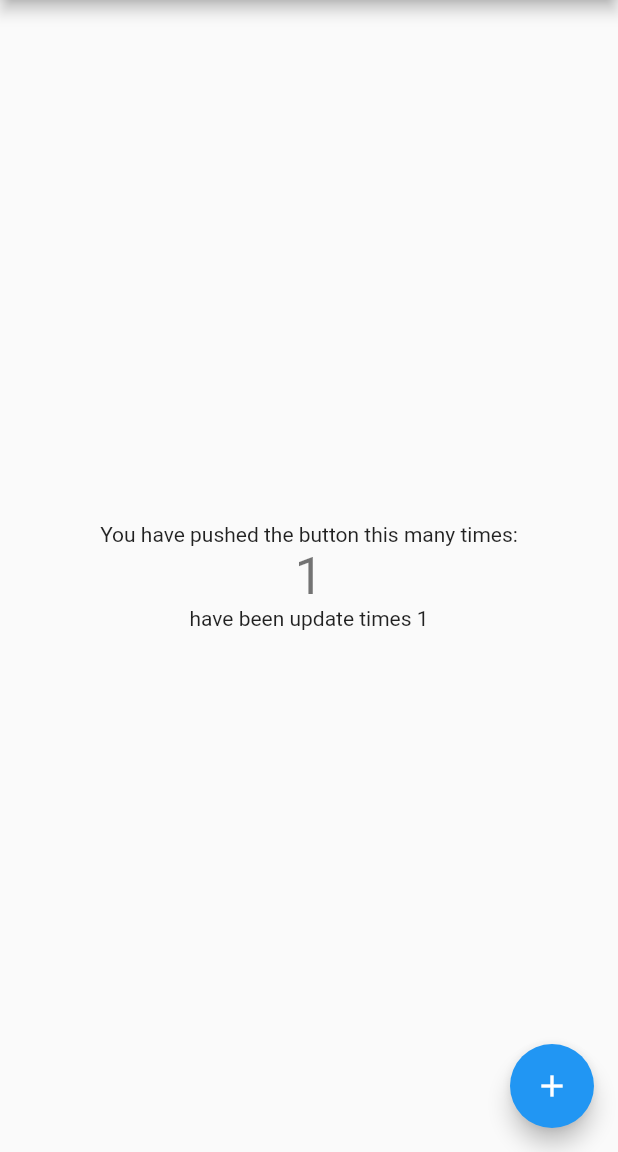
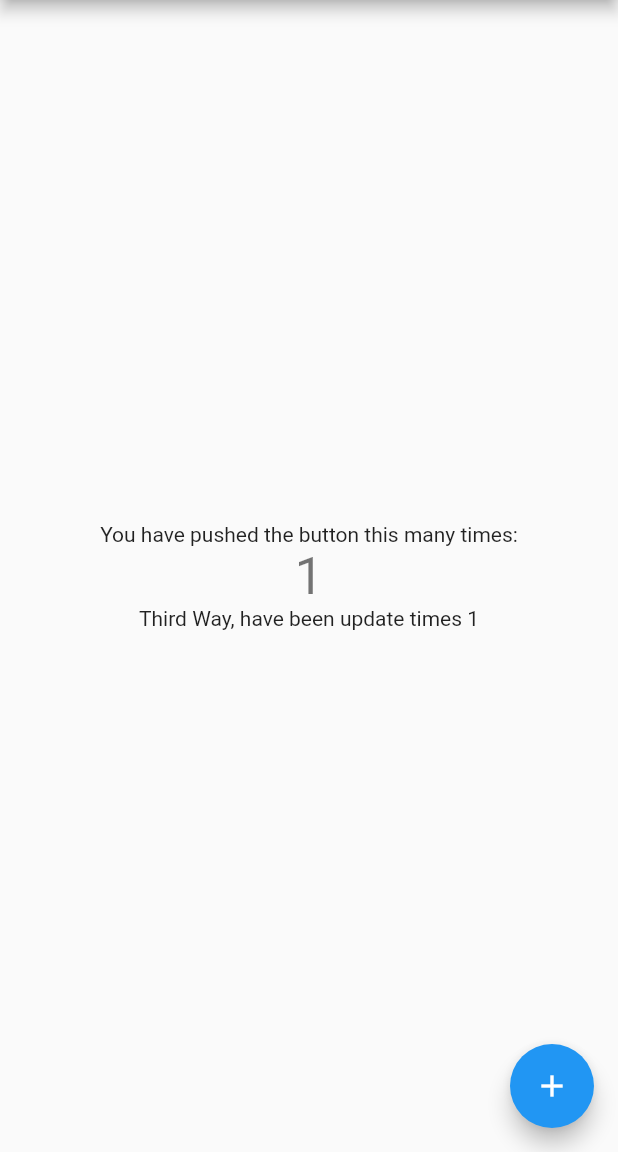
Before and after one commit to Novsochetra/BlocPatternFlutter, a Flutter app: the screen it shows after launch, after a tap on the "add" icon, on a phone screen of 412 x 824 dp, the part 84-1236 px from its top. Run offline on Flutter 3.47's test engine with Material 2 defaults, Android fonts, the phone set to English and light mode, and no system bars; our stand-ins replace rxdart.

Commit message:
Added third way, of bloc

```diff
--- a/lib/main.dart
+++ b/lib/main.dart
@@ -1,4 +1,5 @@
-import 'package:BlocPatterLearning/second-way/ui/counter_ui.dart';
+// import 'package:BlocPatterLearning/second-way/ui/counter_ui.dart';
+import 'package:BlocPatterLearning/third-way/ui/counter_ui.dart';
 import 'package:flutter/material.dart';
 
 void main() {
--- /dev/null
+++ b/lib/third-way/bloc/bloc_counter.dart
@@ -0,0 +1,29 @@
+import 'package:rxdart/subjects.dart';
+
+enum IAction {
+  INCREMENT,
+  DECREMENT,
+  RESET
+}
+
+class CounterBloc {
+  int _counter = 0;
+
+  BehaviorSubject _counterStreamController = BehaviorSubject<int>();
+
+  incrementCounter() {
+    _counter++;
+    _counterStreamController.sink.add(_counter);
+  }
+
+  decrementCounter() {
+    _counter--;
+    _counterStreamController.sink.add(_counter);
+  }
+
+   BehaviorSubject<int> get getCounterBehaviour => _counterStreamController;
+
+  void dispose() {
+    _counterStreamController.close();
+  }
+}
--- /dev/null
+++ b/lib/third-way/ui/counter_ui.dart
@@ -0,0 +1,71 @@
+import 'package:BlocPatterLearning/third-way/bloc/bloc_counter.dart';
+import 'package:flutter/material.dart';
+
+class CounterApp extends StatefulWidget {
+  CounterApp({Key key, this.title}) : super(key: key);
+
+  final String title;
+
+  @override
+  _CounterAppState createState() => _CounterAppState();
+}
+
+class _CounterAppState extends State<CounterApp> {
+  final counterBloc =  CounterBloc();
+
+  @override
+  void dispose() {
+    counterBloc.dispose();
+    super.dispose();
+  }
+
+  @override
+  Widget build(BuildContext context) {
+
+    return Scaffold(
+      appBar: AppBar(
+        title: Text("Counter App"),
+      ),
+      body: Center(
+        child:
+            Column(
+              mainAxisAlignment: MainAxisAlignment.center,
+              children: <Widget>[
+                Text(
+                  'You have pushed the button this many times:',
+                ),
+
+                StreamBuilder(
+                  stream: counterBloc.getCounterBehaviour.stream,
+                  initialData: 0,
+                  builder: (context, snapshot) {
+                    return Text(
+                     '${snapshot.data}',
+                      style: Theme.of(context).textTheme.headline4,
+                    );
+                  }
+                ),
+
+               StreamBuilder<Object>(
+                 stream: counterBloc.getCounterBehaviour.stream,
+                 initialData: 0,
+                 builder: (context, snapshot) {
+                   return Text(
+                      'Third Way, have been update times ${snapshot.data}',
+                    );
+                 }
+               ),
+
+              ],
+            )
+      ),
+      floatingActionButton: FloatingActionButton(
+        onPressed: () {
+          counterBloc.incrementCounter();
+        },
+        tooltip: 'Increment',
+        child: Icon(Icons.add),
+      ), // This trailing comma makes auto-formatting nicer for build methods.
+    );
+  }
+}
```
Also changed, not shown: pubspec.lock.
